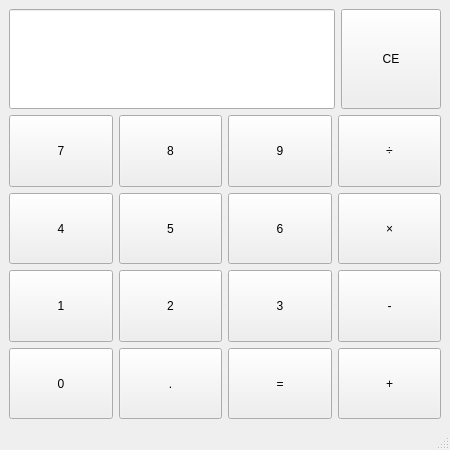
Qt form mainwindow.ui (Tumyr-Fidailevich/qt-calculator) before a commit.
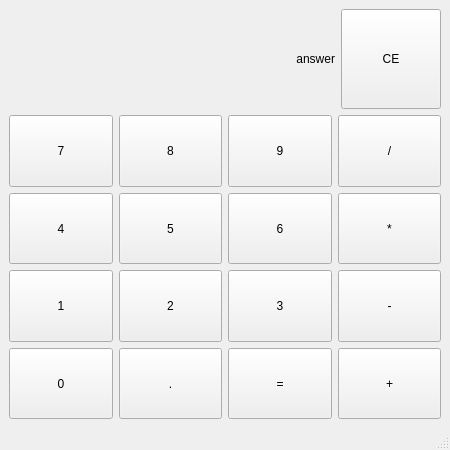
The same form after that commit.

What changed in the file:
```diff
--- a/mainwindow.ui
+++ b/mainwindow.ui
@@ -56,31 +56,22 @@
       <item>
        <layout class="QHBoxLayout" name="input_form_layout">
         <item>
-         <widget class="QLineEdit" name="input">
+         <widget class="QLabel" name="input">
           <property name="sizePolicy">
-           <sizepolicy hsizetype="Expanding" vsizetype="Fixed">
+           <sizepolicy hsizetype="Minimum" vsizetype="Preferred">
             <horstretch>0</horstretch>
             <verstretch>0</verstretch>
            </sizepolicy>
           </property>
-          <property name="minimumSize">
-           <size>
-            <width>100</width>
-            <height>100</height>
-           </size>
+          <property name="text">
+           <string>answer</string>
           </property>
-          <property name="baseSize">
-           <size>
-            <width>0</width>
-            <height>0</height>
-           </size>
+          <property name="textFormat">
+           <enum>Qt::PlainText</enum>
           </property>
           <property name="alignment">
            <set>Qt::AlignRight|Qt::AlignTrailing|Qt::AlignVCenter</set>
           </property>
-          <property name="readOnly">
-           <bool>true</bool>
-          </property>
          </widget>
         </item>
         <item>
@@ -193,7 +184,7 @@
            </sizepolicy>
           </property>
           <property name="text">
-           <string>×</string>
+           <string>*</string>
           </property>
          </widget>
         </item>
@@ -245,7 +236,7 @@
            </sizepolicy>
           </property>
           <property name="text">
-           <string>÷</string>
+           <string>/</string>
           </property>
          </widget>
         </item>
```
